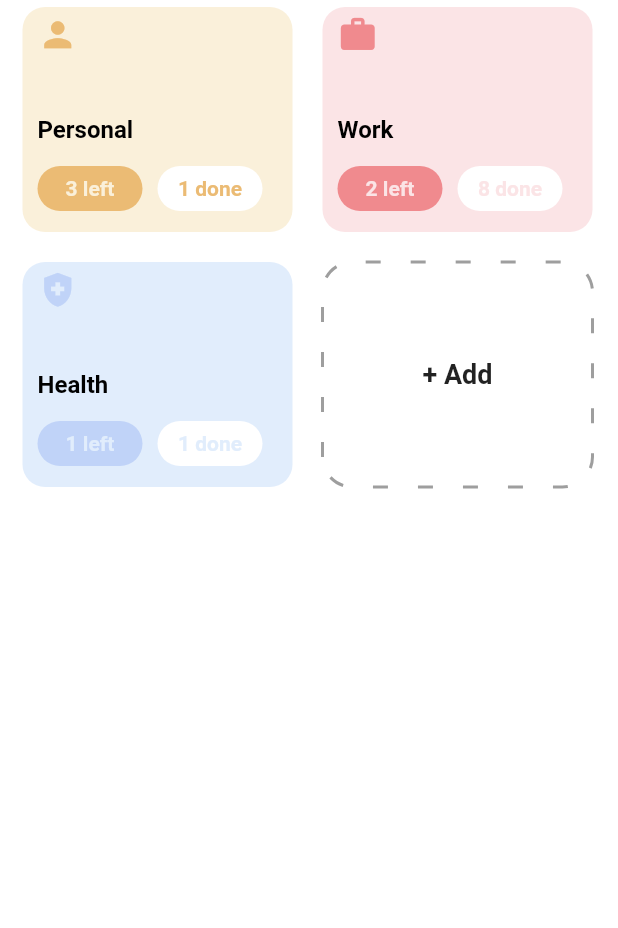
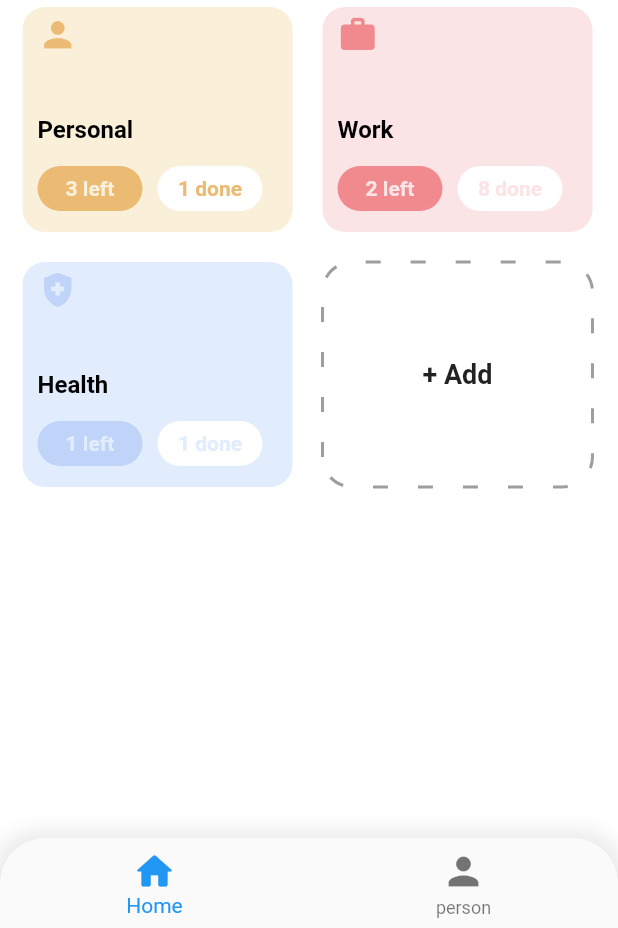
Before and after one commit to viktorvoltz/mobile_ui, a Flutter app: the screen it shows after launch, on a phone screen of 412 x 824 dp, the part 308-1236 px from its top. Run offline on Flutter 3.47's test engine with Material 2 defaults, Android fonts, the light colour scheme and no system bars; drawn by our look-alikes of dotted_border.

Commit message:
bottom bar

```diff
--- a/lib/screens/home/home.dart
+++ b/lib/screens/home/home.dart
@@ -27,8 +27,7 @@
               ),*/
             CircleAvatar(
               radius: 25.0,
-                backgroundImage:
-                    AssetImage('assets/images/spacex.jpg'),
+              backgroundImage: AssetImage('assets/images/spacex.jpg'),
               backgroundColor: Colors.transparent,
             ),
             SizedBox(width: 20),
@@ -50,6 +49,39 @@
           ),
           Body2(),
         ],
-        ));
+      ),
+
+      bottomNavigationBar: _bottomNavigationBar(),
+    );
   }
 }
+
+Widget _bottomNavigationBar(){
+  return Container(
+    decoration: BoxDecoration(
+      borderRadius: BorderRadius.only(
+        topLeft: Radius.circular(30),
+        topRight: Radius.circular(30),
+      ),
+      boxShadow: [
+        BoxShadow(
+          color: Colors.grey.withOpacity(0.2),
+          spreadRadius: 5,
+          blurRadius: 10
+        )
+      ]
+    ),
+    child: ClipRRect(
+      borderRadius: BorderRadius.only(
+        topLeft: Radius.circular(30),
+        topRight: Radius.circular(30),
+      ),
+      child: BottomNavigationBar(
+        items: [
+          BottomNavigationBarItem(label: 'Home', icon: Icon(Icons.home_rounded, size: 30)),
+          BottomNavigationBarItem(label: 'person', icon: Icon(Icons.person, size: 30),),
+        ],
+      ),
+    ),
+  );
+}
```
Lines whose indentation alone changed are shown as unchanged.
